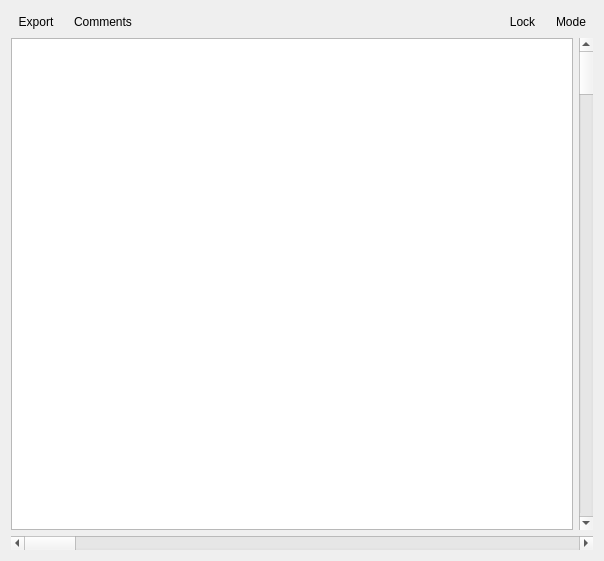
Old version of the form plugins/dockers/storyboarddocker/wdgstoryboarddock.ui in the repository KDE/krita.
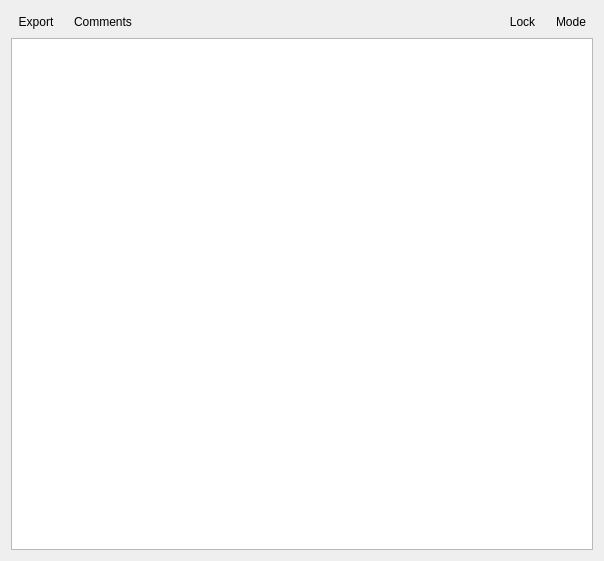
New version of the form.

Commit message: Debug StoryboardModel and make it build with a treeView

```diff
--- a/plugins/dockers/storyboarddocker/wdgstoryboarddock.ui
+++ b/plugins/dockers/storyboarddocker/wdgstoryboarddock.ui
@@ -91,24 +91,10 @@
      <item>
       <layout class="QHBoxLayout" name="horizontalLayout_2">
        <item>
-        <widget class="QTableView" name="tableView"/>
-       </item>
-       <item>
-        <widget class="QScrollBar" name="verticalScrollBar">
-         <property name="orientation">
-          <enum>Qt::Vertical</enum>
-         </property>
-        </widget>
+        <widget class="QTreeView" name="treeView"/>
        </item>
       </layout>
      </item>
-     <item>
-      <widget class="QScrollBar" name="horizontalScrollBar">
-       <property name="orientation">
-        <enum>Qt::Horizontal</enum>
-       </property>
-      </widget>
-     </item>
     </layout>
    </item>
   </layout>
```
The commit also changes 6 other files.
